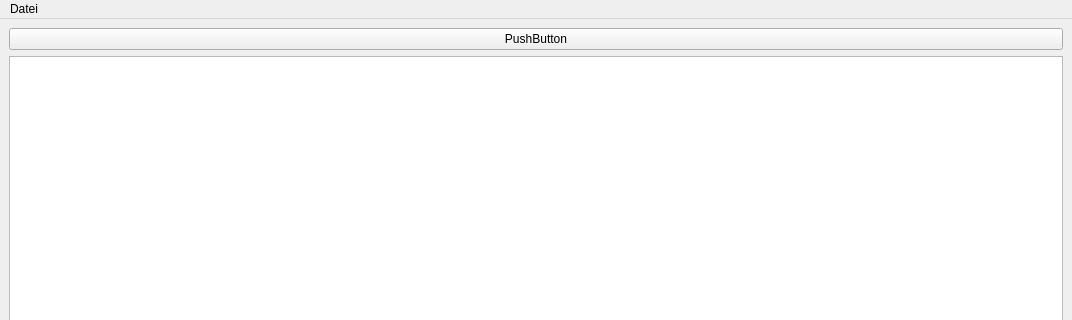
The window that editor.ui (yjiang01-tgm/textEditor) describes before a commit, drawn with Qt 5; both pictures show x 0 to 1072 and y 0 to 320 of the 1072 by 824 pixel window.
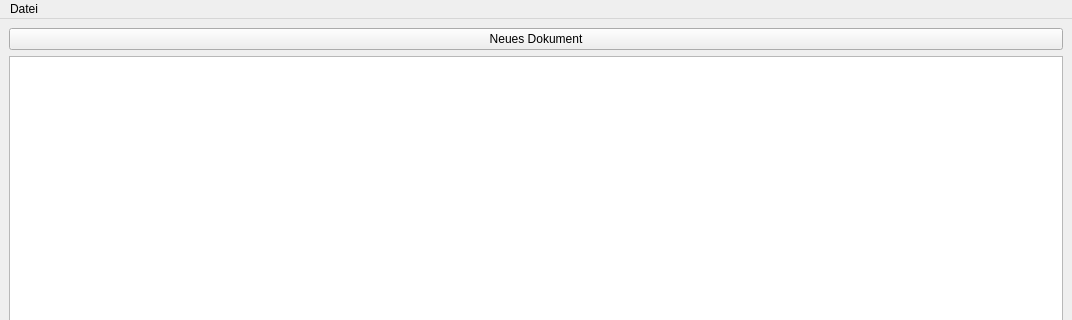
The same window after the commit.

Commit message: Mehrere Tabe können angezeigt werden

```diff
--- a/editor.ui
+++ b/editor.ui
@@ -20,7 +20,7 @@
       <item>
        <widget class="QPushButton" name="pushButton">
         <property name="text">
-         <string>PushButton</string>
+         <string>Neues Dokument</string>
         </property>
        </widget>
       </item>
```
Left out of the diff: 4 changed lines with no effect on the pictures. The commit also changes 2 other files.
